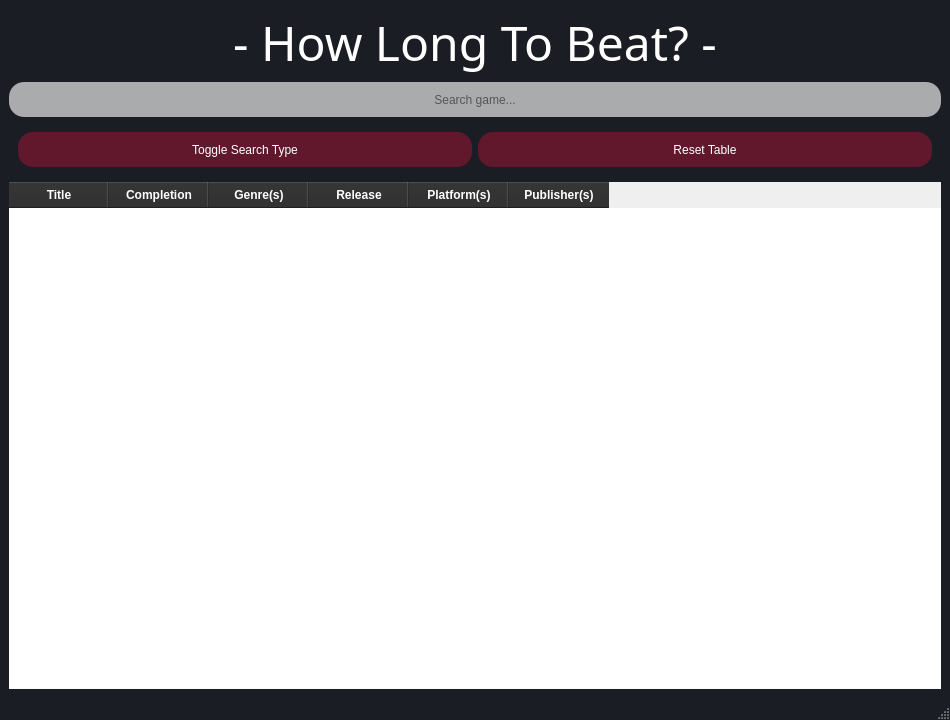
Old version of the form src/How_Long_To_Beat/mainwindow.ui in the repository var-foli/Group16.
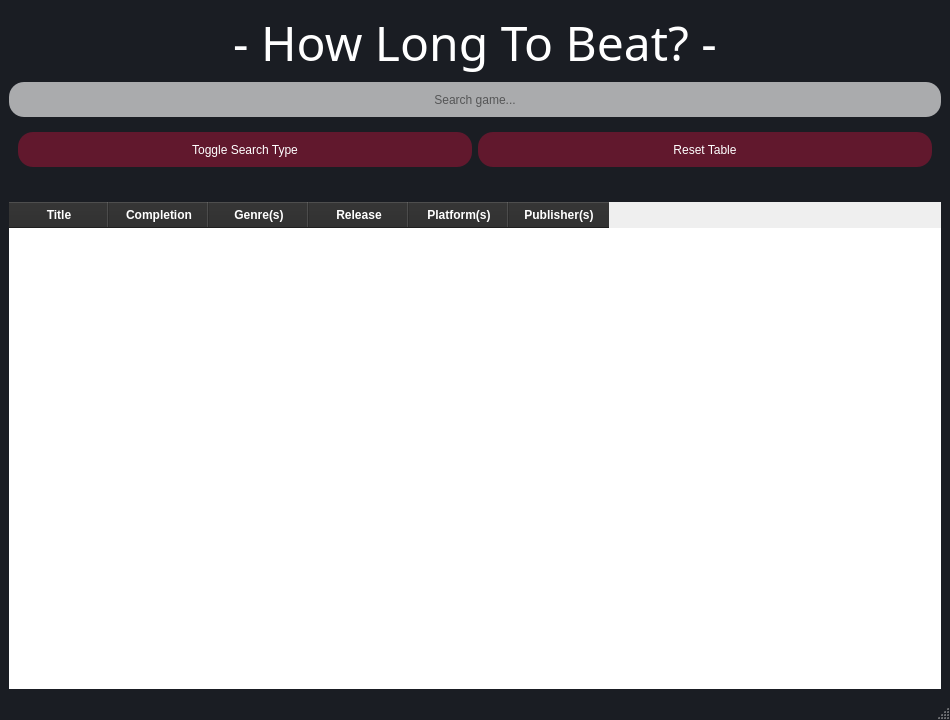
New version of the form.

Commit message: Added a result count message when searching

Diff of the .ui file:
```diff
--- a/src/How_Long_To_Beat/mainwindow.ui
+++ b/src/How_Long_To_Beat/mainwindow.ui
@@ -131,6 +131,19 @@
       </layout>
      </widget>
     </item>
+    <item>
+     <widget class="QLabel" name="resultCountLabel">
+      <property name="styleSheet">
+       <string notr="true">color: rgba(255, 255, 255, 150);</string>
+      </property>
+      <property name="text">
+       <string/>
+      </property>
+      <property name="alignment">
+       <set>Qt::AlignmentFlag::AlignCenter</set>
+      </property>
+     </widget>
+    </item>
     <item>
      <widget class="QTableWidget" name="tableWidget_data">
       <property name="styleSheet">
```
The commit also changes 1 other file.
